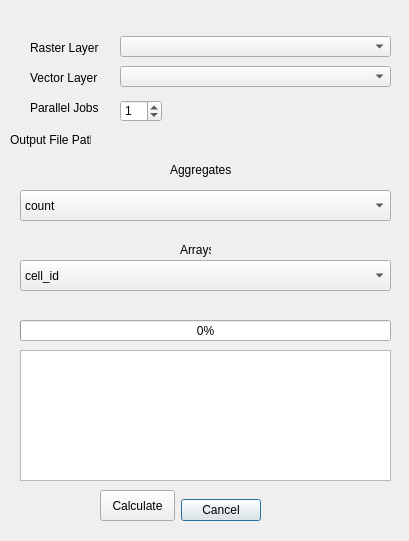
Old version of the form zonal_exact_dialog_base.ui in the repository JakubCha/exactextract_qgis.
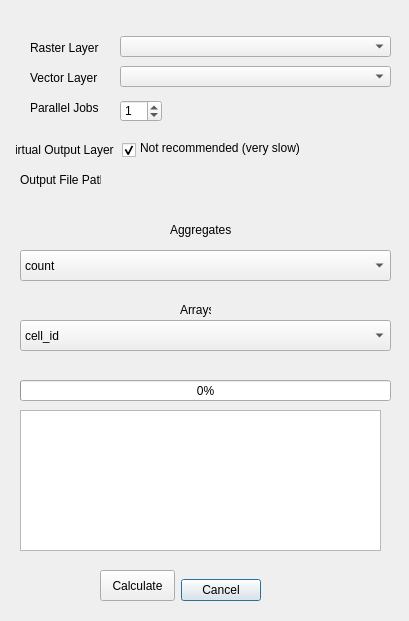
New version of the form. Custom widgets are drawn as their Qt base class.

Commit message: added virtual layer, automatic loading of output layer

The edit to the form file:
```diff
--- a/zonal_exact_dialog_base.ui
+++ b/zonal_exact_dialog_base.ui
@@ -7,7 +7,7 @@
     <x>0</x>
     <y>0</y>
     <width>409</width>
-    <height>541</height>
+    <height>621</height>
    </rect>
   </property>
   <property name="windowTitle">
@@ -17,7 +17,7 @@
    <property name="geometry">
     <rect>
      <x>180</x>
-     <y>490</y>
+     <y>570</y>
      <width>81</width>
      <height>41</height>
     </rect>
@@ -108,7 +108,7 @@
    <property name="geometry">
     <rect>
      <x>20</x>
-     <y>320</y>
+     <y>380</y>
      <width>371</width>
      <height>21</height>
     </rect>
@@ -124,7 +124,7 @@
    <property name="geometry">
     <rect>
      <x>120</x>
-     <y>130</y>
+     <y>170</y>
      <width>271</width>
      <height>27</height>
     </rect>
@@ -145,8 +145,8 @@
   <widget class="QLabel" name="label_4">
    <property name="geometry">
     <rect>
-     <x>10</x>
-     <y>130</y>
+     <x>20</x>
+     <y>170</y>
      <width>81</width>
      <height>20</height>
     </rect>
@@ -159,7 +159,7 @@
    <property name="geometry">
     <rect>
      <x>20</x>
-     <y>190</y>
+     <y>250</y>
      <width>371</width>
      <height>31</height>
     </rect>
@@ -286,7 +286,7 @@
    <property name="geometry">
     <rect>
      <x>20</x>
-     <y>260</y>
+     <y>320</y>
      <width>371</width>
      <height>31</height>
     </rect>
@@ -329,7 +329,7 @@
    <property name="geometry">
     <rect>
      <x>170</x>
-     <y>160</y>
+     <y>220</y>
      <width>61</width>
      <height>20</height>
     </rect>
@@ -342,7 +342,7 @@
    <property name="geometry">
     <rect>
      <x>180</x>
-     <y>240</y>
+     <y>300</y>
      <width>31</width>
      <height>20</height>
     </rect>
@@ -355,7 +355,7 @@
    <property name="geometry">
     <rect>
      <x>100</x>
-     <y>490</y>
+     <y>570</y>
      <width>75</width>
      <height>31</height>
     </rect>
@@ -367,14 +367,55 @@
     <bool>false</bool>
    </property>
   </widget>
-  <widget class="QTextBrowser" name="textBrowser">
+  <widget class="QPlainTextEdit" name="mPlainText">
    <property name="geometry">
     <rect>
      <x>20</x>
-     <y>350</y>
-     <width>371</width>
-     <height>131</height>
+     <y>410</y>
+     <width>361</width>
+     <height>141</height>
     </rect>
+   </property>
+   <property name="readOnly">
+    <bool>true</bool>
+   </property>
+   <property name="plainText">
+    <string/>
+   </property>
+  </widget>
+  <widget class="QCheckBox" name="mVirtualCheckBox">
+   <property name="geometry">
+    <rect>
+     <x>15</x>
+     <y>140</y>
+     <width>121</width>
+     <height>20</height>
+    </rect>
+   </property>
+   <property name="layoutDirection">
+    <enum>Qt::RightToLeft</enum>
+   </property>
+   <property name="text">
+    <string>Virtual Output Layer </string>
+   </property>
+   <property name="checked">
+    <bool>true</bool>
+   </property>
+   <property name="tristate">
+    <bool>false</bool>
+   </property>
+  </widget>
+  <widget class="QLabel" name="label_7">
+   <property name="geometry">
+    <rect>
+     <x>140</x>
+     <y>140</y>
+     <width>221</width>
+     <height>16</height>
+    </rect>
+   </property>
+   <property name="text">
+    <string>Not recommended (very slow)</string>
    </property>
   </widget>
  </widget>
```
Left out of the diff: 3 changed lines with no effect on the pictures. The commit also changes 3 other files.
